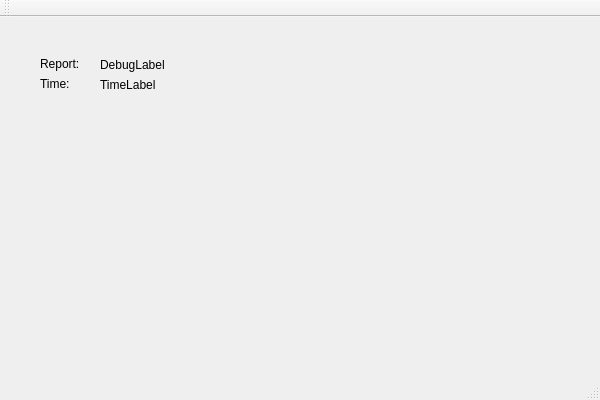
joseasoler/qwiimote, file wmainwindow.ui: the form before one commit.
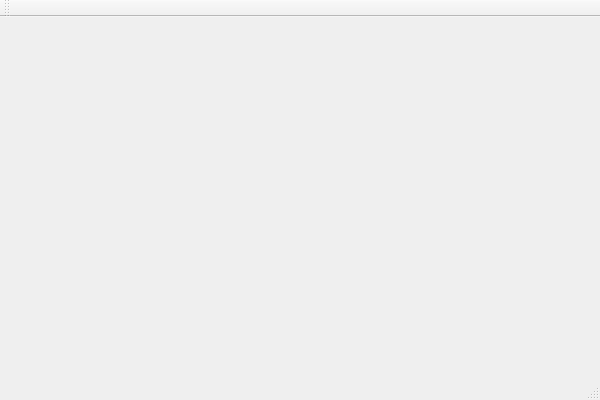
The form after the commit.

The edit to the form file:
```diff
--- a/wmainwindow.ui
+++ b/wmainwindow.ui
@@ -13,60 +13,7 @@
   <property name="windowTitle">
    <string>WMainWindow</string>
   </property>
-  <widget class="QWidget" name="centralWidget">
-   <widget class="QLabel" name="label">
-    <property name="geometry">
-     <rect>
-      <x>40</x>
-      <y>40</y>
-      <width>46</width>
-      <height>14</height>
-     </rect>
-    </property>
-    <property name="text">
-     <string>Report:</string>
-    </property>
-   </widget>
-   <widget class="QLabel" name="debug_label">
-    <property name="geometry">
-     <rect>
-      <x>100</x>
-      <y>40</y>
-      <width>181</width>
-      <height>16</height>
-     </rect>
-    </property>
-    <property name="text">
-     <string>DebugLabel</string>
-    </property>
-   </widget>
-   <widget class="QLabel" name="label_2">
-    <property name="geometry">
-     <rect>
-      <x>40</x>
-      <y>60</y>
-      <width>46</width>
-      <height>14</height>
-     </rect>
-    </property>
-    <property name="text">
-     <string>Time:</string>
-    </property>
-   </widget>
-   <widget class="QLabel" name="time_label">
-    <property name="geometry">
-     <rect>
-      <x>100</x>
-      <y>60</y>
-      <width>181</width>
-      <height>16</height>
-     </rect>
-    </property>
-    <property name="text">
-     <string>TimeLabel</string>
-    </property>
-   </widget>
-  </widget>
+  <widget class="QWidget" name="centralWidget"/>
   <widget class="QMenuBar" name="menuBar">
    <property name="geometry">
     <rect>
```
